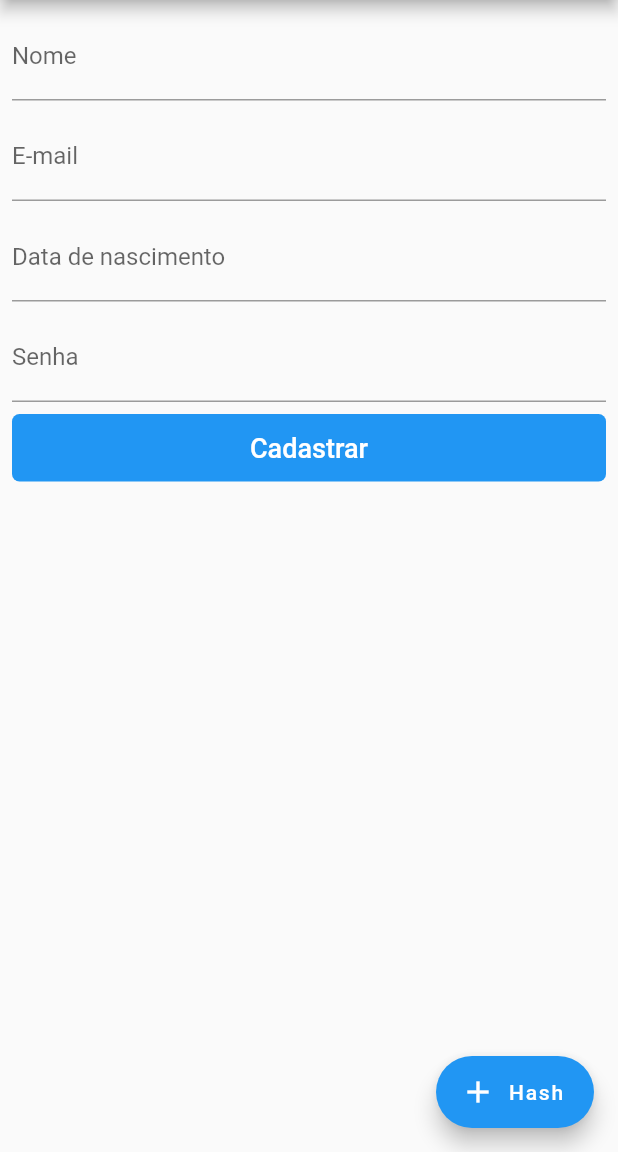
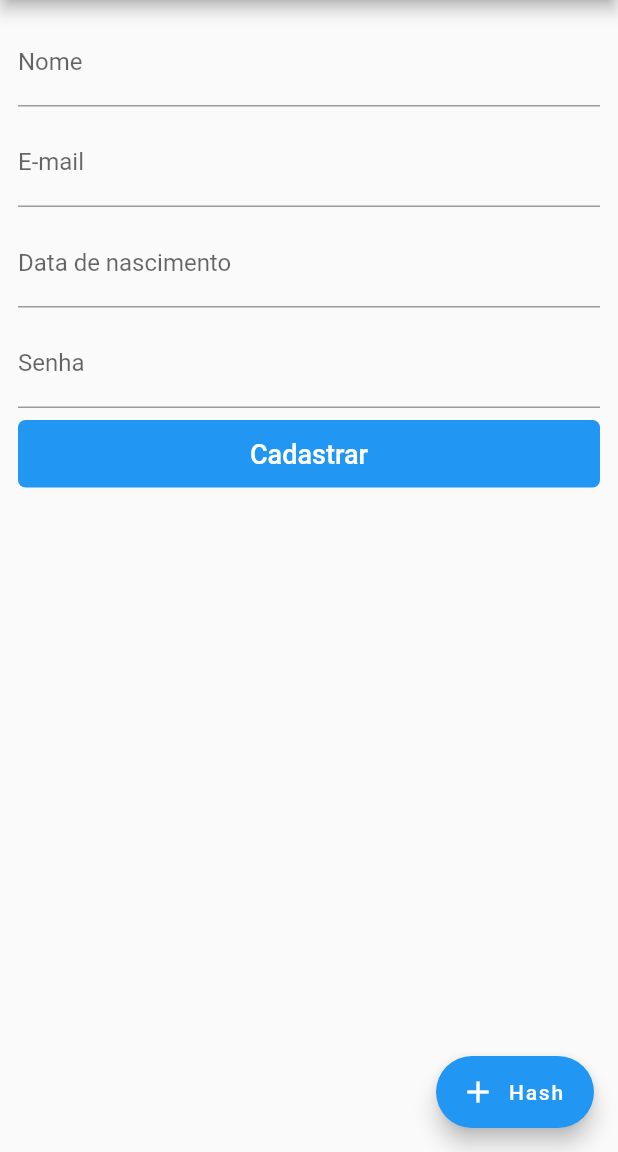
Before and after one commit to michaellenzz/proficienciajukebox, a Flutter app: the CreateUser screen opened directly, on a phone screen of 412 x 824 dp, the part 84-1236 px from its top. Run offline on Flutter 3.47's test engine with Material 2 defaults, Android fonts, the phone set to English and light mode, and no system bars; our stand-ins replace dio.

Commit message:
pequenas alterações

```diff
--- a/lib/main.dart
+++ b/lib/main.dart
@@ -1,7 +1,5 @@
 import 'package:flutter/material.dart';
-import 'package:proficienciajukebox/views/create_user.dart';
 import 'package:proficienciajukebox/views/home.dart';
-import 'package:proficienciajukebox/views/login.dart';
 
 void main() {
   runApp(MyApp());
--- a/lib/views/create_user.dart
+++ b/lib/views/create_user.dart
@@ -56,7 +56,7 @@ class _CreateUserState extends State<CreateUser> {
         backgroundColor: Colors.blue,
       ),
       body: Container(
-        padding: EdgeInsets.all(8),
+        padding: EdgeInsets.all(12),
         child: isLoading == true ? Center(child: CircularProgressIndicator(),) :
           Form(
             key: _formKey,
--- a/lib/views/list_users.dart
+++ b/lib/views/list_users.dart
@@ -134,7 +134,7 @@ class _ListUsersState extends State<ListUsers> {
               onPressed: (){
                 Navigator.pop(context);
               },
-              child: Text("Cancelar")
+              child: Text("Ok")
           ),
         ],
       ));
--- a/lib/views/login.dart
+++ b/lib/views/login.dart
@@ -41,7 +41,7 @@ class _LoginState extends State<Login> {
         backgroundColor: Colors.blue,
       ),
       body: Container(
-          padding: EdgeInsets.all(8),
+          padding: EdgeInsets.all(12),
           child: isLoading == true ? Center(child: CircularProgressIndicator(),) :
           Form(
             key: _formKey,
--- a/pubspec.yaml
+++ b/pubspec.yaml
@@ -30,6 +30,7 @@ dependencies:
   cupertino_icons: ^1.0.2
   dio: ^3.0.10
   crypto: ^3.0.0
+  #flutter_masked_text: ^0.8.0
 
 dev_dependencies:
   flutter_test:
```
Also changed, not shown: 1 other file.
